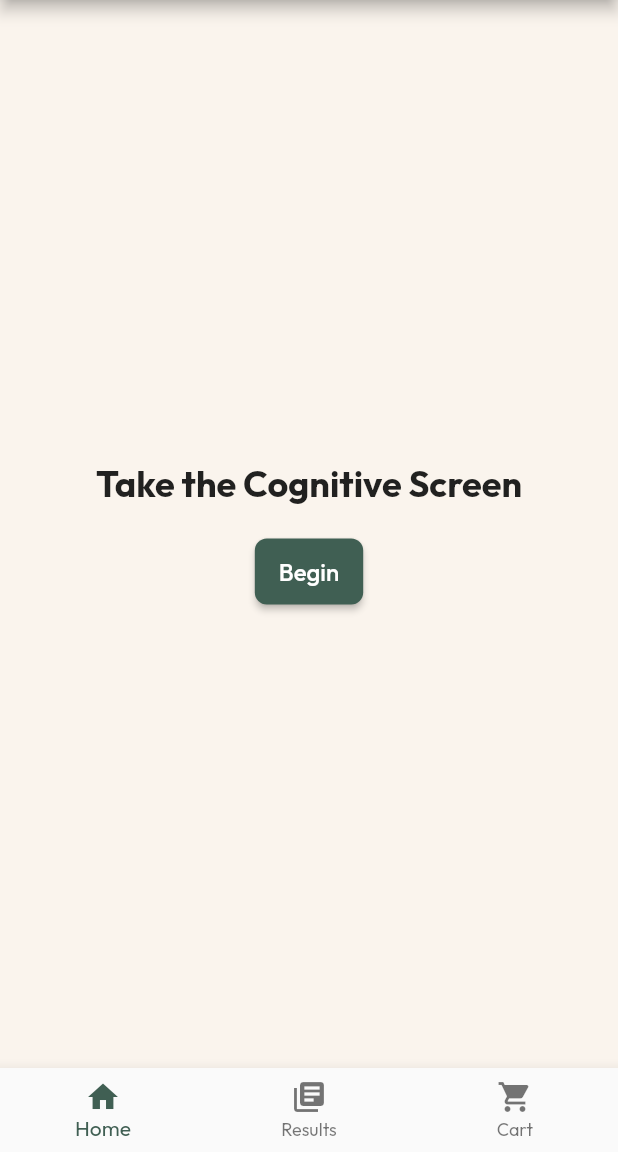
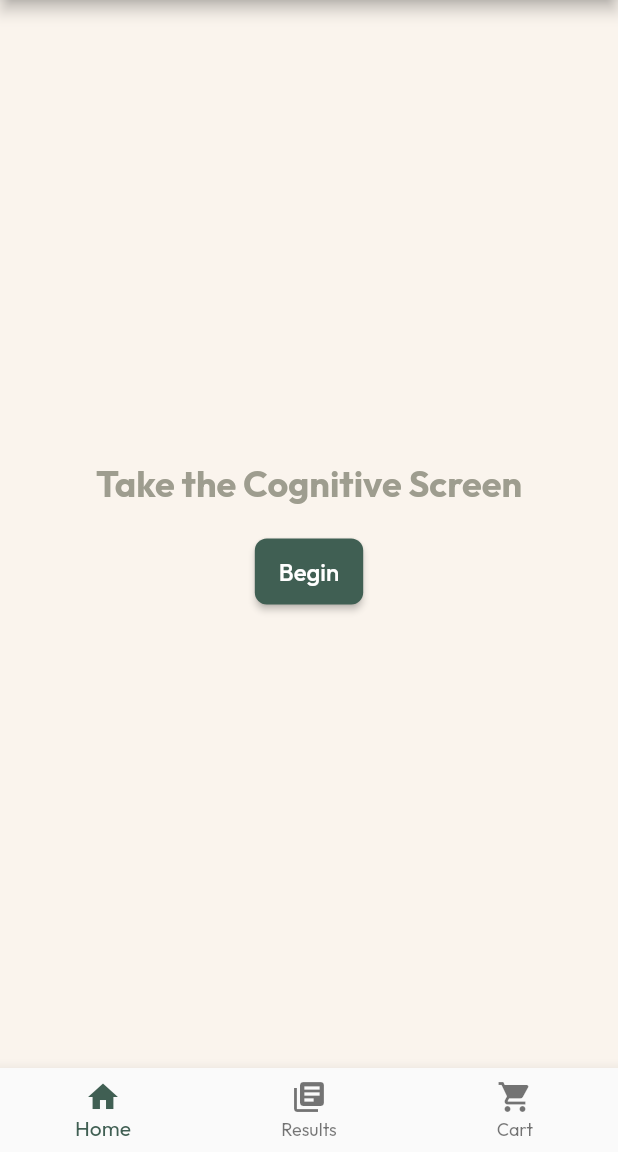
Before and after one commit to gmtfrombc/cog_screen, a Flutter app: the screen it shows after launch, on a phone screen of 412 x 824 dp, the part 84-1236 px from its top. Run offline on Flutter 3.47's test engine with Material 2 defaults, Android fonts, the phone set to English and light mode, and no system bars; our stand-ins replace audioplayers, google_fonts.

```diff
--- a/lib/app_theme.dart
+++ b/lib/app_theme.dart
@@ -2,14 +2,36 @@ import 'package:flutter/material.dart';
 import 'package:google_fonts/google_fonts.dart';
 
 class AppTheme {
+  //Primary and Secondary Colors
   static const Color _primaryColor = Color(0xFF405f53); // Deep green
   static const Color _secondaryColor = Color(0xFF555b89); // Muted blue
   static const Color _primaryBackgroundColor =
       Color(0xFFfaf4ed); // Off white background
 
+//Additional Colors from Styling Guide
+  static const Color _primaryVariant1 = Color(0xFFB9DDD4);
+  static const Color _primaryVariant2 = Color(0xFFF2644E); // Shade 1
+  static const Color _colorFBDACB = Color(0xFFFBDACB); // Shade 2
+// Shade 3
+  static const Color _color7D5E7A = Color(0xFF7D5E7A); // Shade 4
+  static const Color _color7E9E93 = Color(0xFF7E9E93); // Shade 5
+  static const Color _color9E9D8F = Color(0xFF9E9D8F); // Shade 6
+  static const Color _colorF79F8C = Color(0xFFF79F8C); // Shade 7
+  static const Color _colorA5616C = Color(0xFFA5616C); // Shade 8
+
+//Getters for colors
   static Color get primaryColor => _primaryColor;
   static Color get secondaryColor => _secondaryColor;
   static Color get primaryBackgroundColor => _primaryBackgroundColor;
+  static Color get primaryVariant1 => _primaryVariant1;
+  static Color get primaryVariant2 => _primaryVariant2;
+  static Color get colorFBDACB => _colorFBDACB;
+
+  static Color get color7D5E7A => _color7D5E7A;
+  static Color get color7E9E93 => _color7E9E93;
+  static Color get color9E9D8F => _color9E9D8F;
+  static Color get colorF79F8C => _colorF79F8C;
+  static Color get colorA5616C => _colorA5616C;
 
   static ThemeData get lightTheme {
     return ThemeData(
@@ -17,15 +39,17 @@ class AppTheme {
       // The colorScheme property handles app-wide color theming
       colorScheme: const ColorScheme(
         primary: _primaryColor,
-        onPrimary: Colors.white, // Text/icon color on top of primary
+        primaryContainer: _primaryVariant1,
         secondary: _secondaryColor,
-        onSecondary: Colors.white, // Text/icon color on top of secondary
-        error: Colors.red, // Default color for error, can be customized
-        onError: Colors.white, // Text/icon color on top of error
+        secondaryContainer: _primaryVariant2,
+        surface: _color7D5E7A,
         background: _primaryBackgroundColor,
-        onBackground: Colors.black, // Text/icon color on top of background
-        surface: Colors.white,
-        onSurface: Colors.black, // Text/icon color on top of surface
+        error: _colorF79F8C,
+        onPrimary: Colors.white,
+        onSecondary: Colors.white,
+        onSurface: Colors.white,
+        onBackground: Colors.black,
+        onError: Colors.white,
         brightness: Brightness.light,
       ),
       scaffoldBackgroundColor: _primaryBackgroundColor,
@@ -34,18 +58,16 @@ class AppTheme {
       ),
       textTheme: TextTheme(
         titleLarge: TextStyle(
-          fontSize: 20.0,
-          fontWeight: FontWeight.bold,
-          fontFamily: GoogleFonts.outfit().fontFamily,
-        ),
+            fontSize: 20.0,
+            fontWeight: FontWeight.bold,
+            fontFamily: GoogleFonts.outfit().fontFamily,
+            color: _colorA5616C),
         displayLarge: const TextStyle(
           fontSize: 72.0,
           fontWeight: FontWeight.bold,
         ),
         bodyMedium: const TextStyle(
-          fontSize: 14.0,
-          fontWeight: FontWeight.w400,
-        ),
+            fontSize: 14.0, fontWeight: FontWeight.w400, color: _color9E9D8F),
       ),
       elevatedButtonTheme: ElevatedButtonThemeData(
         style: ElevatedButton.styleFrom(
@@ -84,7 +106,7 @@ class AppTheme {
         ),
         focusedBorder: OutlineInputBorder(
           borderRadius: BorderRadius.circular(8.0),
-          borderSide: const BorderSide(color: _primaryColor),
+          borderSide: const BorderSide(color: _colorFBDACB),
         ),
         // Other properties like labelStyle, hintStyle, etc.
       ),
```
Also changed, not shown: lib/screens/advice_screen.dart (+61 -27 lines), pubspec.lock.
